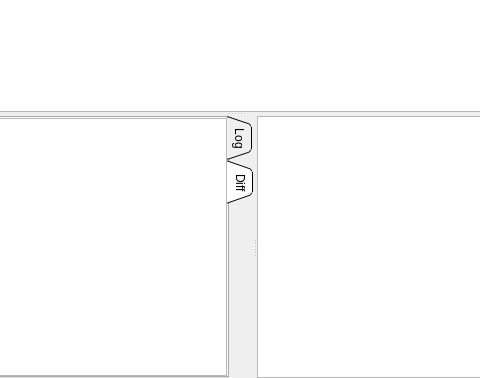
antis81/QGit-mod, file src/revsview.ui: the form before one commit; both pictures show x 111 to 591 and y 145 to 523 of the 693 by 523 pixel window.
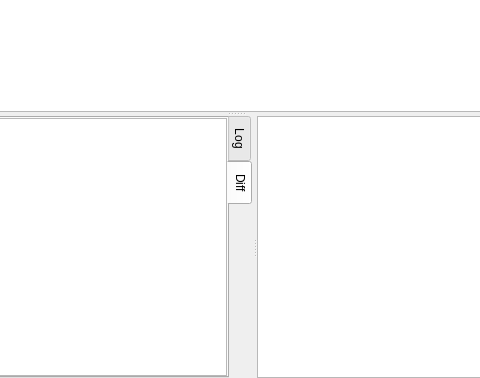
The form after the commit. The open tabs and pages were chosen to show the change. Custom widgets are drawn as their Qt base class.

```diff
--- a/src/revsview.ui
+++ b/src/revsview.ui
@@ -63,9 +63,6 @@
         <property name="tabPosition">
          <enum>QTabWidget::East</enum>
         </property>
-        <property name="tabShape">
-         <enum>QTabWidget::Triangular</enum>
-        </property>
         <property name="currentIndex">
          <number>0</number>
         </property>
```
Left out of the diff: 2 changed lines with no effect on the pictures.
